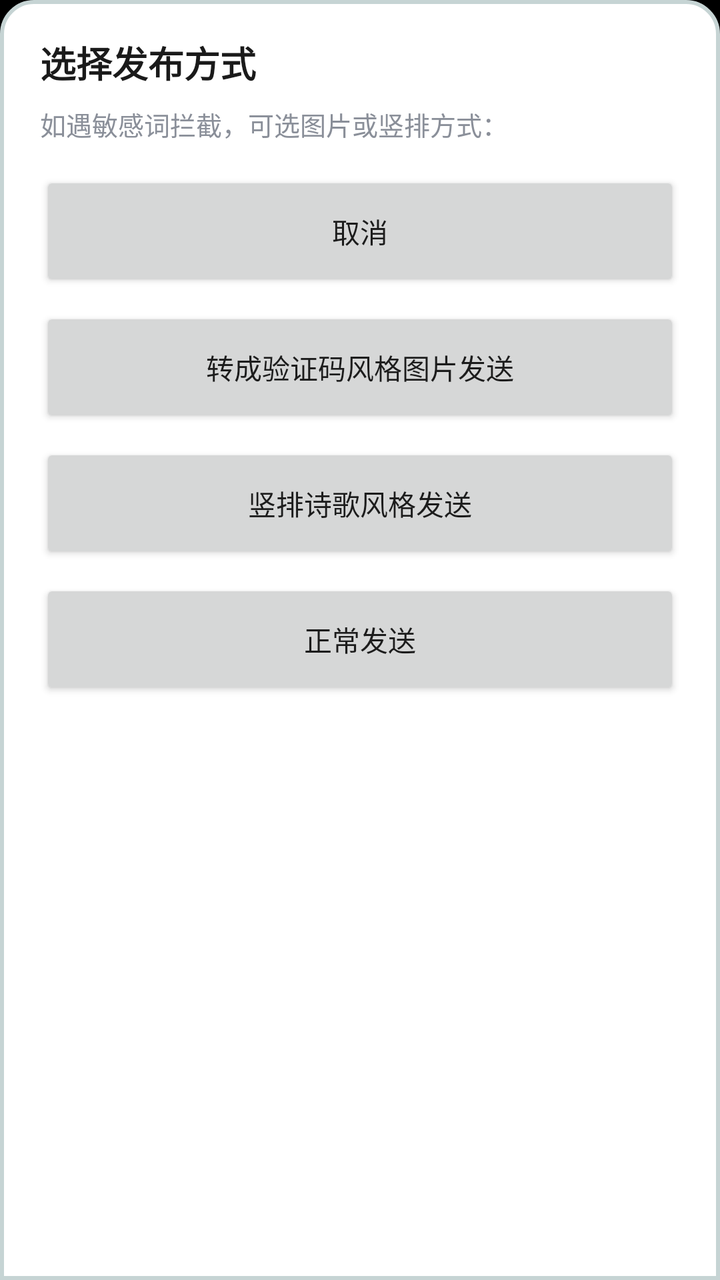
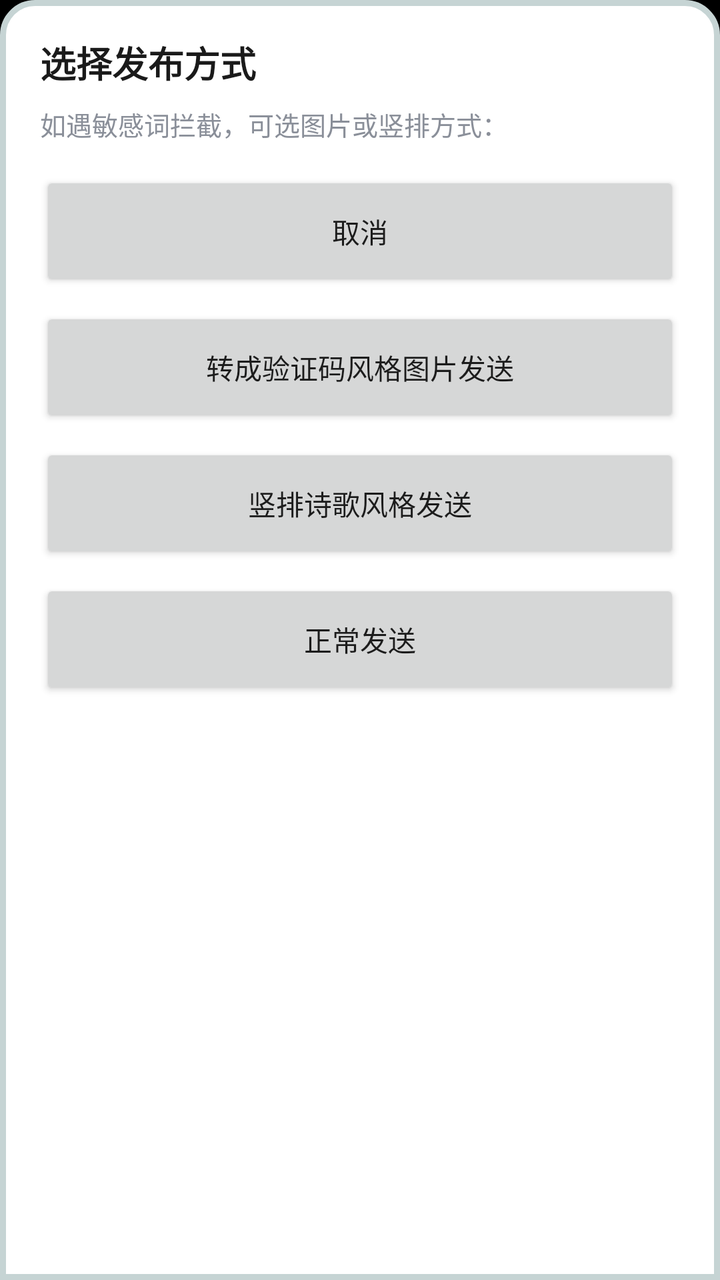

Two renders of the same Android screen: before a commit and after it. Below are the layout's source before the change and the commit's diff.
<!-- AndroidManifest.xml: application theme AppTheme -->
<!-- res/layout/dialog_publish_method.xml -->
<?xml version="1.0" encoding="utf-8"?>
<LinearLayout xmlns:android="http://schemas.android.com/apk/res/android"
    android:layout_width="match_parent"
    android:layout_height="wrap_content"
    android:orientation="vertical"
    android:background="@drawable/dialog_bottom_sheet_bg"
    android:paddingStart="20dp"
    android:paddingTop="18dp"
    android:paddingEnd="20dp"
    android:paddingBottom="12dp">

    <TextView
        android:id="@+id/pm_title"
        android:layout_width="match_parent"
        android:layout_height="wrap_content"
        android:text="选择发布方式"
        android:textColor="@color/mine_row_title"
        android:textSize="18sp"
        android:textStyle="bold" />

    <TextView
        android:id="@+id/pm_desc"
        android:layout_width="match_parent"
        android:layout_height="wrap_content"
        android:layout_marginTop="8dp"
        android:text="如遇敏感词拦截，可选图片或竖排方式："
        android:textColor="@color/mine_row_summary"
        android:textSize="13sp" />

    <Button
        android:id="@+id/pm_btn_cancel"
        android:layout_width="match_parent"
        android:layout_height="60dp"
        android:layout_marginTop="14dp"
        android:text="取消"
        android:textAllCaps="false" />

    <Button
        android:id="@+id/pm_btn_jpg"
        android:layout_width="match_parent"
        android:layout_height="60dp"
        android:layout_marginTop="8dp"
        android:text="转成验证码风格图片发送"
        android:textAllCaps="false" />

    <Button
        android:id="@+id/pm_btn_vertical"
        android:layout_width="match_parent"
        android:layout_height="60dp"
        android:layout_marginTop="8dp"
        android:text="竖排诗歌风格发送"
        android:textAllCaps="false" />

    <Button
        android:id="@+id/pm_btn_normal"
        android:layout_width="match_parent"
        android:layout_height="60dp"
        android:layout_marginTop="8dp"
        android:text="正常发送"
        android:textAllCaps="false" />

</LinearLayout>
<!-- resources referenced by this layout -->
<resources>
  <color name="mine_row_summary">#8A8F99</color>
  <color name="mine_row_title">#1A1A1A</color>
  <!-- drawable dialog_bottom_sheet_bg (drawable) -->
  <?xml version="1.0" encoding="utf-8"?>
  <shape xmlns:android="http://schemas.android.com/apk/res/android"
      android:shape="rectangle">
      <solid android:color="@color/body_background_night" />
      <stroke
          android:width="2dp"
          android:color="@color/recycler_view_divider" />
      <corners
          android:topLeftRadius="16dp"
          android:topRightRadius="16dp"
          android:bottomLeftRadius="0dp"
          android:bottomRightRadius="0dp" />
  </shape>
  <style name="AppTheme" parent="Theme.AppCompat.Light.DarkActionBar">
      
      <item name="android:windowOptOutEdgeToEdgeEnforcement">true</item>
      
      <item name="colorPrimary">@color/colorPrimary</item>
      <item name="colorPrimaryDark">@color/colorPrimaryDark</item>
      <item name="colorAccent">@color/colorAccent</item>
  
      <item name="android:windowIsTranslucent">true</item>
      <item name="android:windowAnimationStyle">@style/ActivityAnimFade</item>
  
      
      <item name="android:windowBackground">@color/black_background</item>
  
      <item name="preferenceTheme">@style/MyPreferenceThemeOverlay</item>
    </style>
  <color name="body_background_night">#FFFFFF</color>
  <color name="recycler_view_divider">#c6d4d4</color>
  <color name="colorPrimary">#607D8B</color>
  <color name="colorPrimaryDark">#455A64</color>
  <color name="colorAccent">#FF4081</color>
  <style name="ActivityAnimFade" parent="@android:style/Animation.Activity">
      <item name="android:activityOpenEnterAnimation">@anim/activity_fade_in</item>
      <item name="android:activityOpenExitAnimation">@anim/activity_hold</item>
      <item name="android:activityCloseEnterAnimation">@anim/activity_fade_in</item>
      <item name="android:activityCloseExitAnimation">@anim/activity_fade_out</item>
    </style>
  <color name="black_background">#000000</color>
  <style name="MyPreferenceThemeOverlay" parent="PreferenceThemeOverlay.v14.Material">
      <item name="android:background">@color/body_background_night</item>
      <item name="android:textColor">@color/status_text_night</item>
      <item name="android:textColorSecondary">@color/blue_text_night</item>
    </style>
  <color name="status_text_night">#000000</color>
  <color name="blue_text_night">#0099FF</color>
</resources>

<!-- the commit's change to res/layout/dialog_publish_method.xml (unified diff, before → after) -->
@@ -7,7 +7,7 @@
     android:paddingStart="20dp"
     android:paddingTop="18dp"
     android:paddingEnd="20dp"
-    android:paddingBottom="12dp">
+    android:paddingBottom="48dp">
 
     <TextView
         android:id="@+id/pm_title"
<!-- resource entries referenced after the edit -->
@@ -8,7 +8,7 @@
       android:shape="rectangle">
       <solid android:color="@color/body_background_night" />
       <stroke
-          android:width="2dp"
+          android:width="3dp"
           android:color="@color/recycler_view_divider" />
       <corners
           android:topLeftRadius="16dp"
